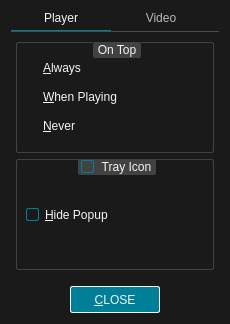
u8sand/Baka-MPlayer, file src/ui/preferencesdialog.ui: the form before one commit.
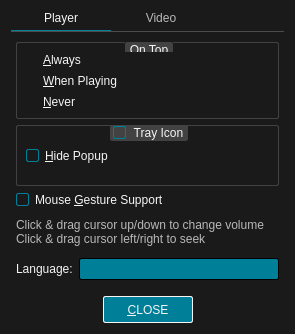
The form after the commit. Icons and pictures are not drawn.

Commit message: preferencesdialog.ui: added gesture and language (not working)

The edit to the form file:
```diff
--- a/src/ui/preferencesdialog.ui
+++ b/src/ui/preferencesdialog.ui
@@ -6,8 +6,8 @@
    <rect>
     <x>0</x>
     <y>0</y>
-    <width>230</width>
-    <height>324</height>
+    <width>295</width>
+    <height>334</height>
    </rect>
   </property>
   <property name="windowTitle">
@@ -257,6 +257,55 @@
          </layout>
         </widget>
        </item>
+       <item>
+        <layout class="QVBoxLayout" name="verticalLayout_6">
+         <item>
+          <widget class="QCheckBox" name="gestureCheckBox">
+           <property name="text">
+            <string>Mouse &amp;Gesture Support</string>
+           </property>
+           <property name="checked">
+            <bool>true</bool>
+           </property>
+          </widget>
+         </item>
+         <item>
+          <widget class="QLabel" name="label_5">
+           <property name="styleSheet">
+            <string notr="true">QLabel {
+	color: #B8B8B8;
+}</string>
+           </property>
+           <property name="text">
+            <string>&lt;html&gt;&lt;head/&gt;&lt;body&gt;&lt;p&gt;Click &amp;amp; drag cursor up/down to change volume&lt;br&gt;Click &amp;amp; drag cursor left/right to seek&lt;/b&gt;&lt;/body&gt;&lt;/html&gt;</string>
+           </property>
+           <property name="wordWrap">
+            <bool>true</bool>
+           </property>
+          </widget>
+         </item>
+        </layout>
+       </item>
+       <item>
+        <layout class="QHBoxLayout" name="horizontalLayout_3">
+         <item>
+          <widget class="QLabel" name="label_4">
+           <property name="sizePolicy">
+            <sizepolicy hsizetype="Fixed" vsizetype="Preferred">
+             <horstretch>0</horstretch>
+             <verstretch>0</verstretch>
+            </sizepolicy>
+           </property>
+           <property name="text">
+            <string>Language:</string>
+           </property>
+          </widget>
+         </item>
+         <item>
+          <widget class="QComboBox" name="langComboBox"/>
+         </item>
+        </layout>
+       </item>
       </layout>
      </widget>
      <widget class="QWidget" name="tab_2">
```
